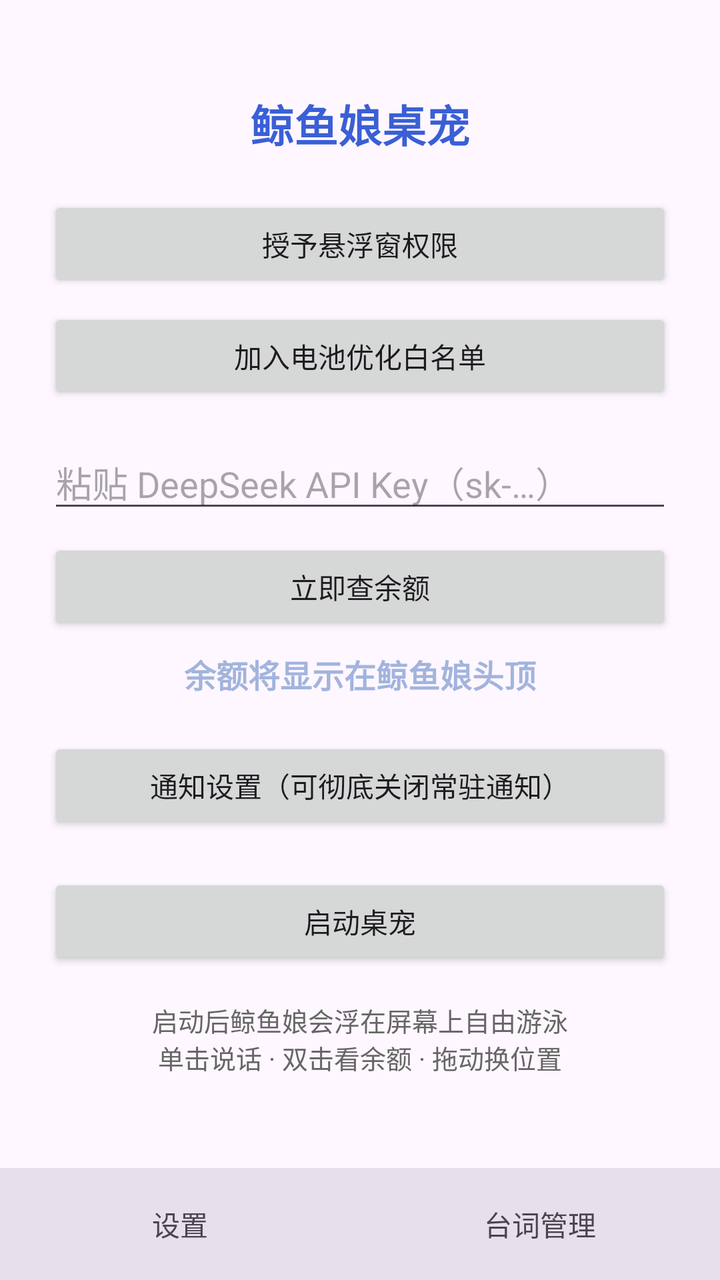
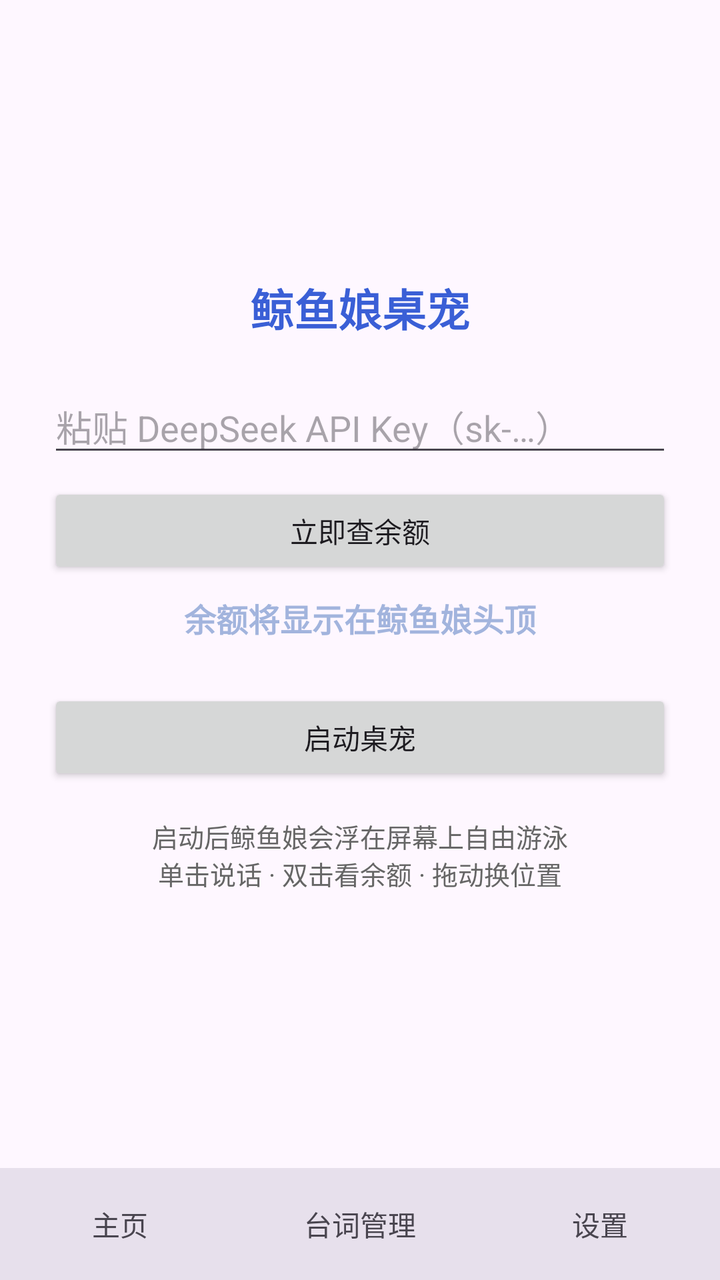

An Android layout rendered at two revisions. The XML below is the earlier revision; the diff shows what the commit changed to produce the second picture.
<!-- AndroidManifest.xml: application theme Theme.WhalePet -->
<!-- res/layout/activity_main.xml -->
<?xml version="1.0" encoding="utf-8"?>
<LinearLayout xmlns:android="http://schemas.android.com/apk/res/android"
    android:id="@+id/root_layout"
    android:layout_width="match_parent"
    android:layout_height="match_parent"
    android:orientation="vertical">

    <FrameLayout
        android:layout_width="match_parent"
        android:layout_height="0dp"
        android:layout_weight="1">

        
        <include
            android:id="@+id/page_home"
            layout="@layout/page_home"
            android:layout_width="match_parent"
            android:layout_height="match_parent" />

        
        <include
            android:id="@+id/page_lines"
            layout="@layout/page_lines"
            android:layout_width="match_parent"
            android:layout_height="match_parent"
            android:visibility="gone" />
    </FrameLayout>

    
    <LinearLayout
        android:id="@+id/bottom_bar"
        android:layout_width="match_parent"
        android:layout_height="56dp"
        android:background="?attr/colorSurfaceVariant"
        android:orientation="horizontal">

        <TextView
            android:id="@+id/tab_home"
            android:layout_width="0dp"
            android:layout_height="match_parent"
            android:layout_weight="1"
            android:gravity="center"
            android:text="@string/tab_home"
            android:textSize="14sp" />

        <TextView
            android:id="@+id/tab_lines"
            android:layout_width="0dp"
            android:layout_height="match_parent"
            android:layout_weight="1"
            android:gravity="center"
            android:text="@string/tab_lines"
            android:textSize="14sp" />
    </LinearLayout>
</LinearLayout>
<!-- res/layout/page_home.xml (included above) -->
<?xml version="1.0" encoding="utf-8"?>
<ScrollView xmlns:android="http://schemas.android.com/apk/res/android"
    android:layout_width="match_parent"
    android:layout_height="match_parent"
    android:fillViewport="true">

    <LinearLayout
        android:layout_width="match_parent"
        android:layout_height="wrap_content"
        android:gravity="center_vertical|center_horizontal"
        android:orientation="vertical"
        android:padding="24dp">

        <TextView
            android:layout_width="wrap_content"
            android:layout_height="wrap_content"
            android:layout_gravity="center_horizontal"
            android:layout_marginBottom="20dp"
            android:text="@string/main_title"
            android:textColor="@color/ic_launcher_background"
            android:textSize="22sp"
            android:textStyle="bold" />

        
        <Button
            android:id="@+id/btn_overlay"
            android:layout_width="match_parent"
            android:layout_height="wrap_content"
            android:text="@string/grant_overlay" />

        
        <Button
            android:id="@+id/btn_battery"
            android:layout_width="match_parent"
            android:layout_height="wrap_content"
            android:layout_marginTop="8dp"
            android:text="@string/battery_whitelist" />

        
        <EditText
            android:id="@+id/et_api_key"
            android:layout_width="match_parent"
            android:layout_height="wrap_content"
            android:layout_marginTop="16dp"
            android:hint="@string/api_key_hint"
            android:importantForAutofill="no"
            android:inputType="textPassword" />

        
        <Button
            android:id="@+id/btn_check_balance"
            android:layout_width="match_parent"
            android:layout_height="wrap_content"
            android:layout_marginTop="8dp"
            android:text="@string/check_balance_now" />

        <TextView
            android:id="@+id/tv_balance"
            android:layout_width="match_parent"
            android:layout_height="wrap_content"
            android:layout_marginTop="8dp"
            android:gravity="center"
            android:text="@string/balance_hint"
            android:textColor="#A2B4DD"
            android:textSize="16sp"
            android:textStyle="bold" />

        
        <Button
            android:id="@+id/btn_notif_settings"
            android:layout_width="match_parent"
            android:layout_height="wrap_content"
            android:layout_marginTop="20dp"
            android:text="@string/notif_settings" />

        
        <Button
            android:id="@+id/btn_toggle"
            android:layout_width="match_parent"
            android:layout_height="wrap_content"
            android:layout_marginTop="20dp"
            android:text="@string/start_service" />

        <TextView
            android:layout_width="match_parent"
            android:layout_height="wrap_content"
            android:layout_marginTop="16dp"
            android:gravity="center"
            android:text="@string/home_hint"
            android:textColor="#666666"
            android:textSize="13sp" />
    </LinearLayout>
</ScrollView>
<!-- res/layout/page_lines.xml (included above) -->
<?xml version="1.0" encoding="utf-8"?>
<ScrollView xmlns:android="http://schemas.android.com/apk/res/android"
    android:layout_width="match_parent"
    android:layout_height="match_parent"
    android:fillViewport="true">

    <LinearLayout
        android:layout_width="match_parent"
        android:layout_height="wrap_content"
        android:orientation="vertical"
        android:padding="24dp">

        
        <LinearLayout
            android:layout_width="match_parent"
            android:layout_height="wrap_content"
            android:gravity="center_vertical"
            android:orientation="horizontal">

            <TextView
                android:layout_width="0dp"
                android:layout_height="wrap_content"
                android:layout_weight="1"
                android:text="@string/lines_title"
                android:textSize="18sp"
                android:textStyle="bold" />

            <Button
                android:id="@+id/btn_add_line"
                style="?attr/materialButtonOutlinedStyle"
                android:layout_width="wrap_content"
                android:layout_height="wrap_content"
                android:contentDescription="@string/add_line_hint"
                android:insetBottom="0dp"
                android:insetTop="0dp"
                android:minHeight="28dp"
                android:minWidth="0dp"
                android:paddingLeft="6dp"
                android:paddingRight="6dp"
                android:text="➕"
                android:textSize="12sp" />
        </LinearLayout>

        <TextView
            android:layout_width="match_parent"
            android:layout_height="wrap_content"
            android:layout_marginTop="4dp"
            android:alpha="0.7"
            android:text="@string/lines_hint"
            android:textSize="12sp" />

        <LinearLayout
            android:id="@+id/ll_lines"
            android:layout_width="match_parent"
            android:layout_height="wrap_content"
            android:layout_marginTop="12dp"
            android:orientation="vertical" />
    </LinearLayout>
</ScrollView>
<!-- resources referenced by this layout -->
<resources>
  <color name="ic_launcher_background">#3A5FD6</color>
  <string name="add_line_hint">添加台词</string>
  <string name="api_key_hint">粘贴 DeepSeek API Key（sk-…）</string>
  <string name="balance_hint">余额将显示在鲸鱼娘头顶</string>
  <string name="battery_whitelist">加入电池优化白名单</string>
  <string name="check_balance_now">立即查余额</string>
  <string name="grant_overlay">授予悬浮窗权限</string>
  <string name="home_hint">启动后鲸鱼娘会浮在屏幕上自由游泳\n单击说话 · 双击看余额 · 拖动换位置</string>
  <string name="lines_hint">单击鲸鱼娘时随机说一句；同一条说完后至少要隔两句才会再次出现</string>
  <string name="lines_title">台词管理</string>
  <string name="main_title">鲸鱼娘桌宠</string>
  <string name="notif_settings">通知设置（可彻底关闭常驻通知）</string>
  <string name="start_service">启动桌宠</string>
  <string name="tab_home">设置</string>
  <string name="tab_lines">台词管理</string>
  <style name="Theme.WhalePet" parent="Theme.Material3.DayNight.NoActionBar">
          
          <item name="colorPrimary">#A2B4DD</item>
          <item name="colorOnPrimary">#FFFFFF</item>
          <item name="colorPrimaryContainer">#D6DEF2</item>
          <item name="colorOnPrimaryContainer">#22315E</item>
          <item name="android:statusBarColor">@android:color/transparent</item>
      </style>
</resources>

<!-- the commit's change to res/layout/activity_main.xml (unified diff, before → after) -->
@@ -24,6 +24,14 @@
             android:layout_width="match_parent"
             android:layout_height="match_parent"
             android:visibility="gone" />
+
+        
+        <include
+            android:id="@+id/page_settings"
+            layout="@layout/page_settings"
+            android:layout_width="match_parent"
+            android:layout_height="match_parent"
+            android:visibility="gone" />
     </FrameLayout>
 
     
@@ -50,6 +58,15 @@
             android:layout_weight="1"
             android:gravity="center"
             android:text="@string/tab_lines"
+            android:textSize="14sp" />
+
+        <TextView
+            android:id="@+id/tab_settings"
+            android:layout_width="0dp"
+            android:layout_height="match_parent"
+            android:layout_weight="1"
+            android:gravity="center"
+            android:text="@string/tab_settings"
             android:textSize="14sp" />
     </LinearLayout>
 </LinearLayout>
@@ -78,26 +95,10 @@
             android:textStyle="bold" />
 
         
-        <Button
-            android:id="@+id/btn_overlay"
-            android:layout_width="match_parent"
-            android:layout_height="wrap_content"
-            android:text="@string/grant_overlay" />
-
-        
-        <Button
-            android:id="@+id/btn_battery"
-            android:layout_width="match_parent"
-            android:layout_height="wrap_content"
-            android:layout_marginTop="8dp"
-            android:text="@string/battery_whitelist" />
-
-        
         <EditText
             android:id="@+id/et_api_key"
             android:layout_width="match_parent"
             android:layout_height="wrap_content"
-            android:layout_marginTop="16dp"
             android:hint="@string/api_key_hint"
             android:importantForAutofill="no"
             android:inputType="textPassword" />
@@ -123,18 +124,10 @@
 
         
         <Button
-            android:id="@+id/btn_notif_settings"
-            android:layout_width="match_parent"
-            android:layout_height="wrap_content"
-            android:layout_marginTop="20dp"
-            android:text="@string/notif_settings" />
-
-        
-        <Button
             android:id="@+id/btn_toggle"
             android:layout_width="match_parent"
             android:layout_height="wrap_content"
-            android:layout_marginTop="20dp"
+            android:layout_marginTop="24dp"
             android:text="@string/start_service" />
 
         <TextView
@@ -207,3 +200,64 @@
             android:orientation="vertical" />
     </LinearLayout>
 </ScrollView>
+<!-- res/layout/page_settings.xml (included above) -->
+<?xml version="1.0" encoding="utf-8"?>
+<ScrollView xmlns:android="http://schemas.android.com/apk/res/android"
+    android:layout_width="match_parent"
+    android:layout_height="match_parent"
+    android:fillViewport="true">
+
+    <LinearLayout
+        android:layout_width="match_parent"
+        android:layout_height="wrap_content"
+        android:orientation="vertical"
+        android:padding="24dp">
+
+        <TextView
+            android:layout_width="wrap_content"
+            android:layout_height="wrap_content"
+            android:text="@string/settings_title"
+            android:textSize="18sp"
+            android:textStyle="bold" />
+
+        <TextView
+            android:layout_width="match_parent"
+            android:layout_height="wrap_content"
+            android:layout_marginTop="4dp"
+            android:alpha="0.7"
+            android:text="@string/settings_perm_hint"
+            android:textSize="12sp" />
+
+        
+        <Button
+            android:id="@+id/btn_overlay"
+            android:layout_width="match_parent"
+            android:layout_height="wrap_content"
+            android:layout_marginTop="12dp"
+            android:text="@string/grant_overlay" />
+
+        
+        <Button
+            android:id="@+id/btn_battery"
+            android:layout_width="match_parent"
+            android:layout_height="wrap_content"
+            android:layout_marginTop="8dp"
+            android:text="@string/battery_whitelist" />
+
+        
+        <Button
+            android:id="@+id/btn_notif_settings"
+            android:layout_width="match_parent"
+            android:layout_height="wrap_content"
+            android:layout_marginTop="20dp"
+            android:text="@string/notif_settings" />
+
+        
+        <Button
+            android:id="@+id/btn_about"
+            android:layout_width="match_parent"
+            android:layout_height="wrap_content"
+            android:layout_marginTop="20dp"
+            android:text="@string/about_entry" />
+    </LinearLayout>
+</ScrollView>
<!-- resource entries referenced after the edit -->
@@ -1,6 +1,7 @@
 <!-- resources referenced by this layout -->
 <resources>
   <color name="ic_launcher_background">#3A5FD6</color>
+  <string name="about_entry">关于鲸鱼娘桌宠</string>
   <string name="add_line_hint">添加台词</string>
   <string name="api_key_hint">粘贴 DeepSeek API Key（sk-…）</string>
   <string name="balance_hint">余额将显示在鲸鱼娘头顶</string>
@@ -12,9 +13,12 @@
   <string name="lines_title">台词管理</string>
   <string name="main_title">鲸鱼娘桌宠</string>
   <string name="notif_settings">通知设置（可彻底关闭常驻通知）</string>
+  <string name="settings_perm_hint">授权类操作（已授予的项目会自动隐藏）</string>
+  <string name="settings_title">设置</string>
   <string name="start_service">启动桌宠</string>
-  <string name="tab_home">设置</string>
+  <string name="tab_home">主页</string>
   <string name="tab_lines">台词管理</string>
+  <string name="tab_settings">设置</string>
   <style name="Theme.WhalePet" parent="Theme.Material3.DayNight.NoActionBar">
           
           <item name="colorPrimary">#A2B4DD</item>
